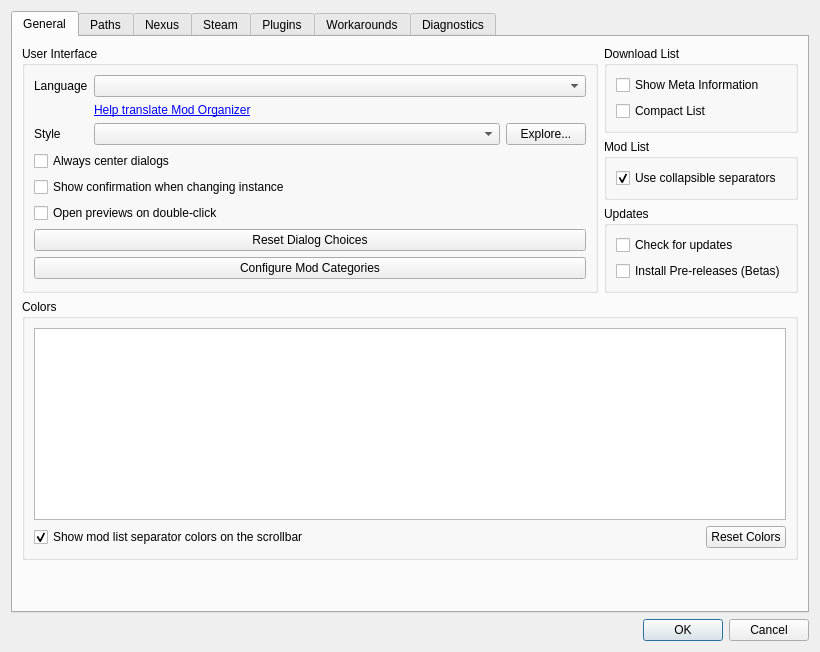
First picture: the form in modorganizer/src/settingsdialog.ui, repository Holt59/mo2-merge, before the edit.
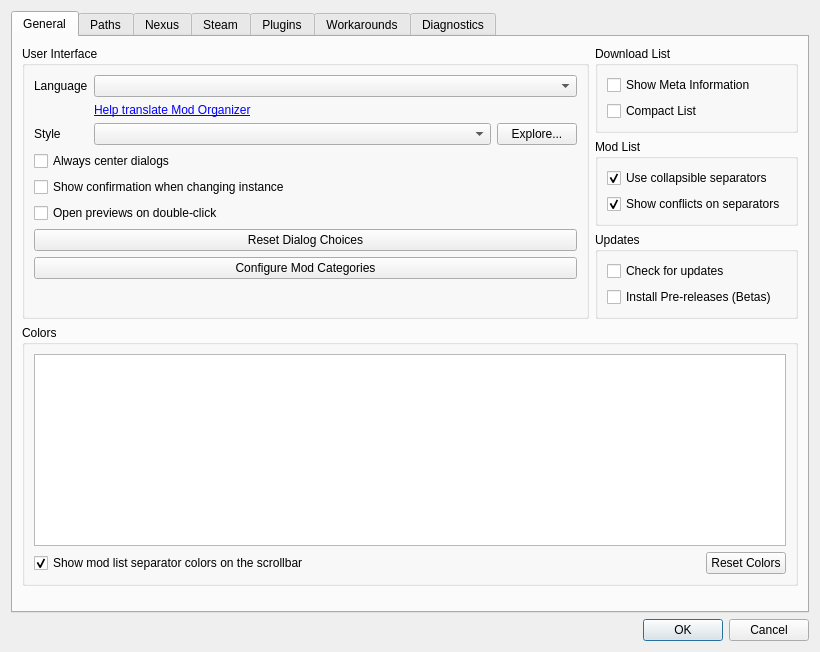
Second picture: the form after the edit. Icons and pictures are not drawn. Custom widgets are drawn as their Qt base class.

Commit message: [modorganizer] Add option to enable/disable displaying conflicts on collapsed separators.

```diff
--- a/modorganizer/src/settingsdialog.ui
+++ b/modorganizer/src/settingsdialog.ui
@@ -414,6 +414,22 @@
             </property>
            </widget>
           </item>
+          <item>
+           <widget class="QCheckBox" name="collapsibleSeparatorsConflictsBox">
+            <property name="toolTip">
+             <string>Display mod conflicts on separator when collapsed.</string>
+            </property>
+            <property name="whatsThis">
+             <string>Display mod conflicts on separator when collapsed.</string>
+            </property>
+            <property name="text">
+             <string>Show conflicts on separators</string>
+            </property>
+            <property name="checked">
+             <bool>true</bool>
+            </property>
+           </widget>
+          </item>
           <item>
            <spacer name="verticalSpacer_12">
             <property name="orientation">
```
Left out of the diff: 3 changed lines with no effect on the pictures. The commit also changes 6 other files.
